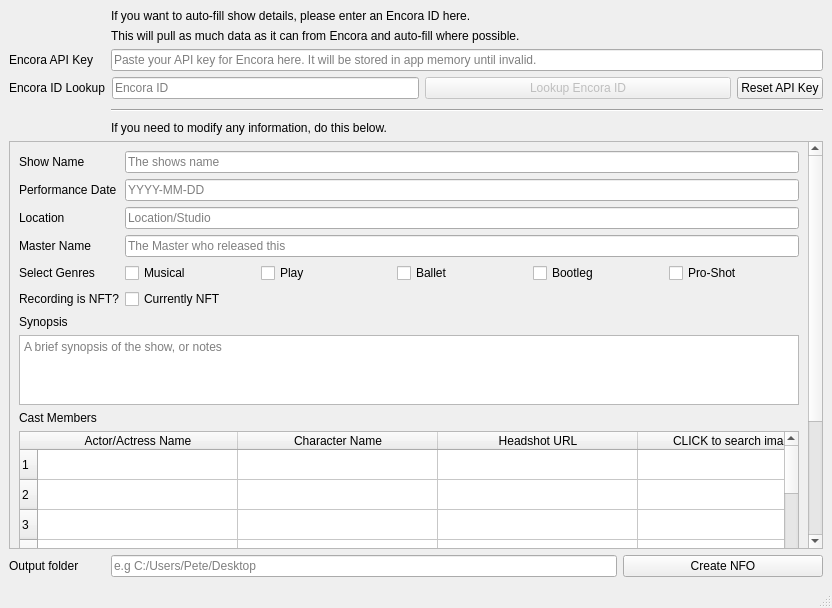
Before: the Qt Designer form mainwindow.ui in pekempy/NFOBuilder, drawn with Qt 5.
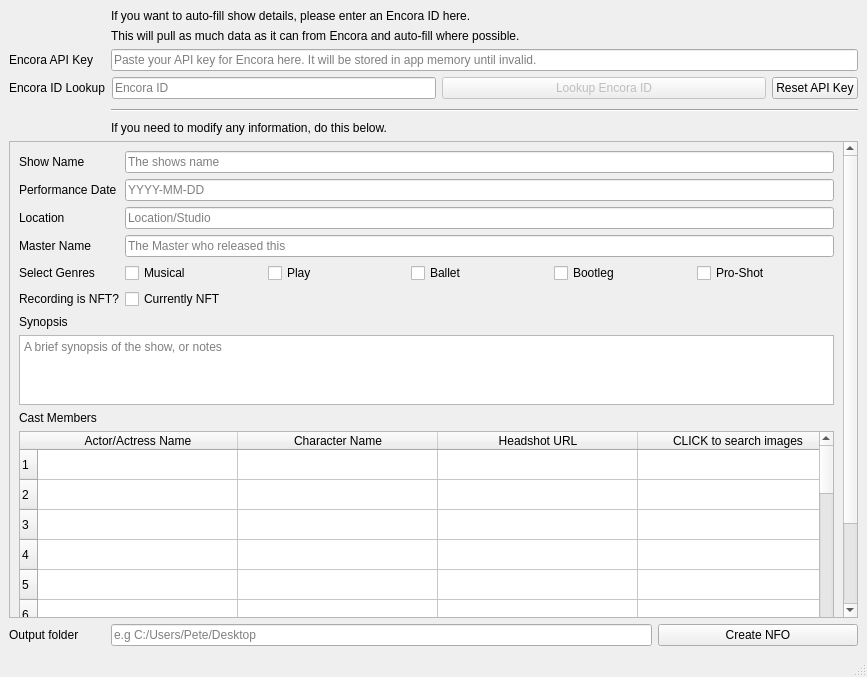
After: the same form once the commit is applied. Icons and pictures are not drawn.

The edit to the form file:
```diff
--- a/mainwindow.ui
+++ b/mainwindow.ui
@@ -6,8 +6,8 @@
    <rect>
     <x>0</x>
     <y>0</y>
-    <width>832</width>
-    <height>608</height>
+    <width>867</width>
+    <height>677</height>
    </rect>
   </property>
   <property name="maximumSize">
@@ -204,8 +204,8 @@
         <rect>
          <x>0</x>
          <y>0</y>
-         <width>798</width>
-         <height>682</height>
+         <width>833</width>
+         <height>616</height>
         </rect>
        </property>
        <layout class="QFormLayout" name="formLayout_2">
@@ -218,6 +218,12 @@
         </item>
         <item row="0" column="1">
          <widget class="QLineEdit" name="showNameInput">
+          <property name="minimumSize">
+           <size>
+            <width>702</width>
+            <height>0</height>
+           </size>
+          </property>
           <property name="placeholderText">
            <string>The shows name</string>
           </property>
@@ -232,6 +238,12 @@
         </item>
         <item row="1" column="1">
          <widget class="QLineEdit" name="showDateInput">
+          <property name="minimumSize">
+           <size>
+            <width>702</width>
+            <height>0</height>
+           </size>
+          </property>
           <property name="placeholderText">
            <string>YYYY-MM-DD</string>
           </property>
@@ -246,6 +258,12 @@
         </item>
         <item row="2" column="1">
          <widget class="QLineEdit" name="showLocationInput">
+          <property name="minimumSize">
+           <size>
+            <width>702</width>
+            <height>0</height>
+           </size>
+          </property>
           <property name="frame">
            <bool>true</bool>
           </property>
@@ -263,6 +281,12 @@
         </item>
         <item row="3" column="1">
          <widget class="QLineEdit" name="showMasterInput">
+          <property name="minimumSize">
+           <size>
+            <width>702</width>
+            <height>0</height>
+           </size>
+          </property>
           <property name="placeholderText">
            <string>The Master who released this</string>
           </property>
```
Left out of the diff: 8 changed lines with no effect on the pictures.
